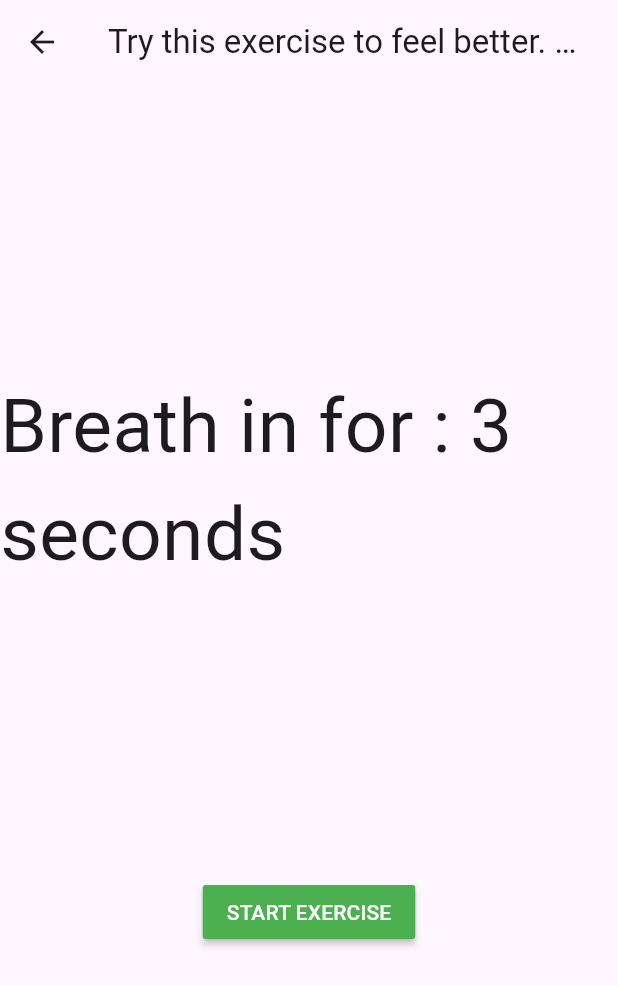
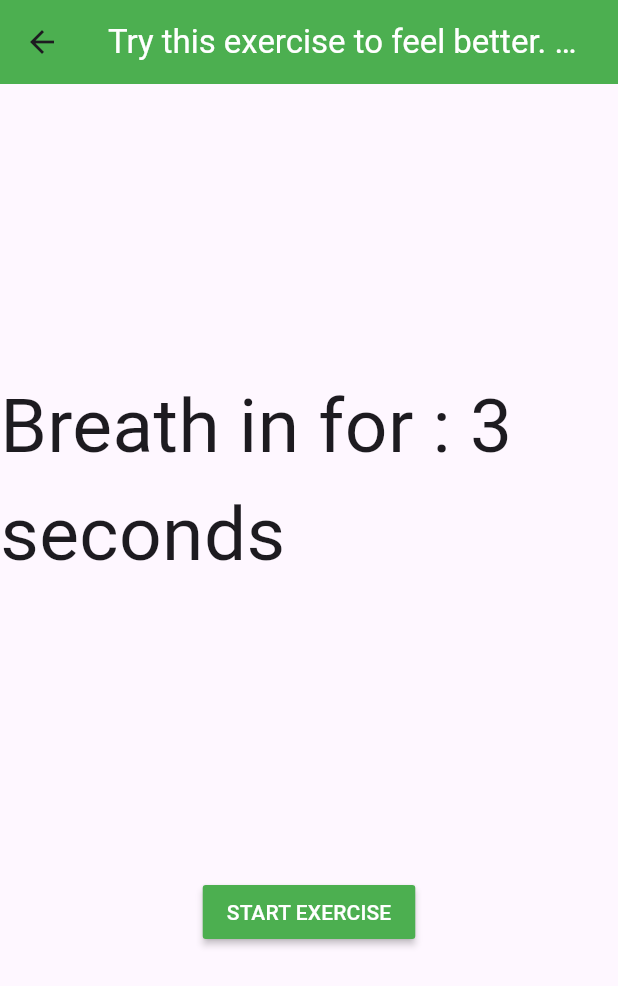
Before and after one commit to BoiPlex/HealthScan, a Flutter app: the AngryPage screen opened directly, after a tap on "START EXERCISE", on a phone screen of 412 x 824 dp. Shown: the top 986 px of the screen. Run offline on Flutter 3.47's test engine with Material 3 defaults, Android fonts, the light colour scheme and no system bars; our stand-ins replace camera.

Commit message:
Angry Page Edits
Added color

```diff
--- a/health-scanner/lib/emotion_pages/angry_page.dart
+++ b/health-scanner/lib/emotion_pages/angry_page.dart
@@ -1,6 +1,8 @@
 import 'dart:async';
 
 import 'package:flutter/material.dart';
+
+bool timeOn = false;
 
 class AngryPage extends StatefulWidget {
   @override
@@ -11,6 +13,8 @@
   int time = 4;
   String pre_string = "Breath in for : ";
   void _startCountDown1() {
+    if(!timeOn) {
+timeOn = true;
     pre_string = "Breath in for : ";
     setState((){
       time = 4;
@@ -36,6 +40,7 @@
                     if(time > 0) {
                       time--;
                     } else {
+                      timeOn = false;
                       timer3.cancel();
                     }
                   });
@@ -46,6 +51,8 @@
         }
       });
     });
+    }
+
   }
 
 
@@ -53,8 +60,9 @@
   Widget build(BuildContext context) {
     return Scaffold(
       appBar: AppBar(
-        title: Text('Try this exercise to feel better. Repeat as necessary.'),
+        title: Text('Try this exercise to feel better. Repeat if needed.', style: TextStyle(color: Colors.white),),
         elevation: 0,
+        backgroundColor: Colors.green,
         centerTitle: true,
       ),
       body: Center(
```
